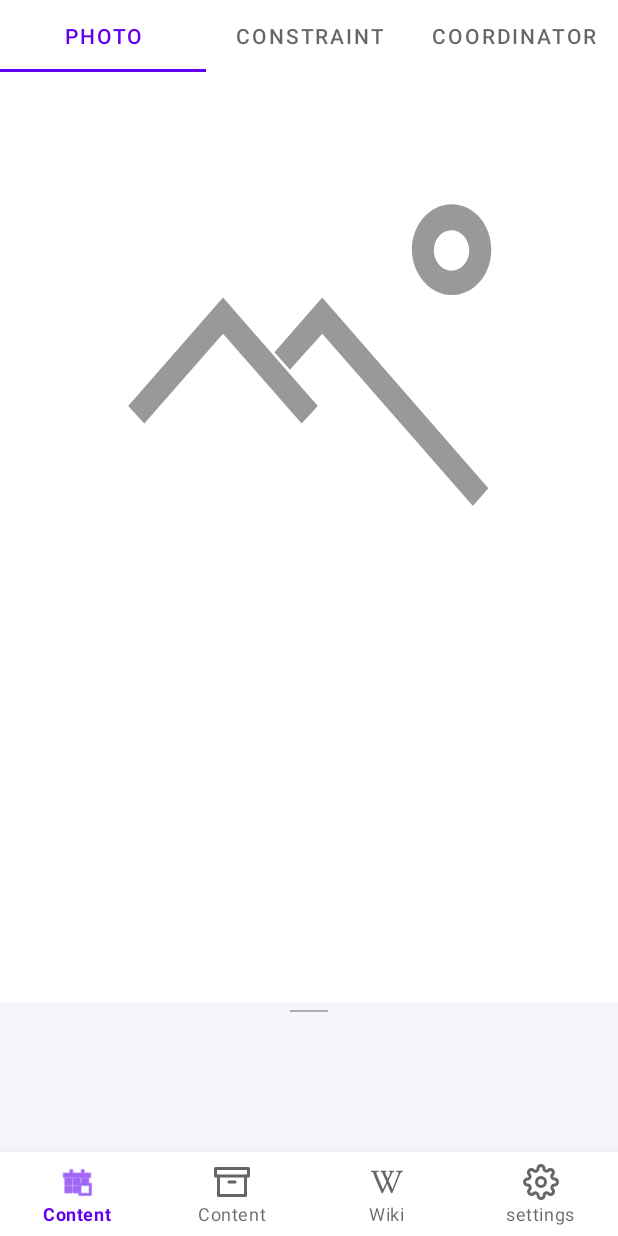
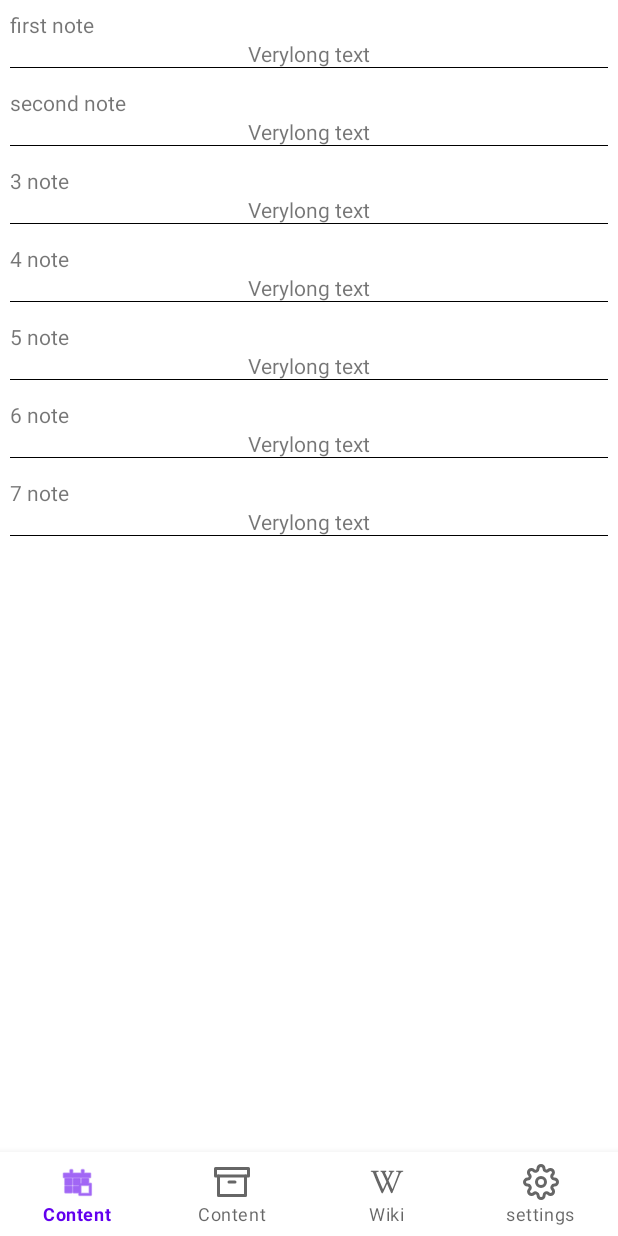
Before and after one commit to stark0m/NasaCustomApp, an Android app: the screen it shows after launch (MainActivity), on a phone screen of 412 x 824 dp. Run offline under Robolectric (Android 15) with nearby library versions, the phone set to English and light mode, and no system bars.

Commit message:
задание  6/ настроили ресайклервью для одного типа заметок

```diff
--- a/app/src/main/java/com/example/nasacustomapp/view/NasaFragment.kt
+++ b/app/src/main/java/com/example/nasacustomapp/view/NasaFragment.kt
@@ -7,6 +7,7 @@ import android.view.ViewGroup
 import androidx.fragment.app.Fragment
 import com.example.nasacustomapp.R
 import com.example.nasacustomapp.databinding.FragmentMainBinding
+import com.example.nasacustomapp.view.NotesPackage.NotesFragment
 import com.example.nasacustomapp.view.maincontent.ViewPagerFragment
 
 class NasaFragment : Fragment() {
@@ -34,13 +35,16 @@ class NasaFragment : Fragment() {
 
         setNavigationMenuListener()
         if (savedInstanceState == null) {
-            showFragment(ViewPagerFragment())
+            showFragment(NotesFragment.newInstance())
         }
     }
 
     private fun setNavigationMenuListener() {
         binding.bottomNavigationView.setOnItemSelectedListener {
             when (it.itemId) {
+                R.id.action_view_notes -> {
+                    showFragment(NotesFragment.newInstance()); true
+                }
                 R.id.action_view_earth -> {
                     showFragment(ViewPagerFragment.newInstance()); true
                 }
--- a/app/src/main/java/com/example/nasacustomapp/view/NotesPackage/NotesFragment.kt
+++ b/app/src/main/java/com/example/nasacustomapp/view/NotesPackage/NotesFragment.kt
@@ -6,6 +6,8 @@ import android.view.LayoutInflater
 import android.view.View
 import android.view.ViewGroup
 import androidx.lifecycle.ViewModelProvider
+import androidx.recyclerview.widget.LinearLayoutManager
+import androidx.recyclerview.widget.RecyclerView
 import com.example.nasacustomapp.databinding.FragmentNotesBinding
 import com.example.nasacustomapp.model.viewmodel.AppState
 import com.example.nasacustomapp.model.viewmodel.NasaViewModel
@@ -42,6 +44,7 @@ class NotesFragment : Fragment() {
         when (response) {
             is AppState.NotesReceived -> {
                 val noteList = response.noteList
+                binding.recyclerViewId.layoutManager=LinearLayoutManager(requireContext())
                 binding.recyclerViewId.adapter = rvAdapter(noteList)
 
             }
--- a/app/src/main/java/com/example/nasacustomapp/view/NotesPackage/rvAdapter.kt
+++ b/app/src/main/java/com/example/nasacustomapp/view/NotesPackage/rvAdapter.kt
@@ -1,17 +1,37 @@
 package com.example.nasacustomapp.view.NotesPackage
 
+import android.view.LayoutInflater
+import android.view.View
 import android.view.ViewGroup
 import androidx.recyclerview.widget.RecyclerView
+import com.example.nasacustomapp.databinding.SmallNoteLayoutBinding
 import com.example.nasacustomapp.utils.Note
 
-class rvAdapter(private val listData:List<Note>):RecyclerView.Adapter<RecyclerView.ViewHolder> (){
+class rvAdapter(private val listData: List<Note>) :
+    RecyclerView.Adapter<RecyclerView.ViewHolder>() {
+
     override fun onCreateViewHolder(parent: ViewGroup, viewType: Int): RecyclerView.ViewHolder {
-        TODO("Not yet implemented")
+        val binding = SmallNoteLayoutBinding.inflate(LayoutInflater.from(parent.context))
+        return SmallNoteViewHolder(binding)
     }
 
     override fun onBindViewHolder(holder: RecyclerView.ViewHolder, position: Int) {
-        TODO("Not yet implemented")
+        (holder as SmallNoteViewHolder).bind(listData[position])
     }
 
-    override fun getItemCount(): Int  = listData.size
+    override fun getItemCount(): Int = listData.size
+
+    class SmallNoteViewHolder(val binding: SmallNoteLayoutBinding) :
+        RecyclerView.ViewHolder(binding.root) {
+
+        fun bind(note: Note) {
+            binding.textNote.text = note.noteText
+            binding.descriptionNote.text = note.description
+        }
+
+    }
+
+
+
+
 }
--- a/app/src/main/java/com/example/nasacustomapp/view/maincontent/ContentViewPagerAdapterV2.kt
+++ b/app/src/main/java/com/example/nasacustomapp/view/maincontent/ContentViewPagerAdapterV2.kt
@@ -2,6 +2,7 @@ package com.example.nasacustomapp.view.maincontent
 
 import androidx.fragment.app.Fragment
 import androidx.viewpager2.adapter.FragmentStateAdapter
+import com.example.nasacustomapp.view.NotesPackage.NotesFragment
 
 class ContentViewPagerAdapterV2(fragment: Fragment) : FragmentStateAdapter(fragment) {
     private val fragments =
--- a/app/src/main/res/layout/small_note_layout.xml
+++ b/app/src/main/res/layout/small_note_layout.xml
@@ -3,7 +3,8 @@
     xmlns:app="http://schemas.android.com/apk/res-auto"
     xmlns:tools="http://schemas.android.com/tools"
     android:layout_width="match_parent"
-    android:layout_height="match_parent">
+    android:layout_height="match_parent"
+    android:padding="10px">
 
     <androidx.appcompat.widget.AppCompatTextView
         android:id="@+id/description_note"
@@ -20,4 +21,10 @@
         app:layout_constraintEnd_toEndOf="parent"
         app:layout_constraintStart_toStartOf="parent"
         app:layout_constraintTop_toBottomOf="@+id/description_note" />
+    <View
+        android:layout_width="match_parent"
+        android:layout_height="1px"
+        android:background="#000"
+        app:layout_constraintBottom_toBottomOf="@+id/text_note"
+        app:layout_constraintStart_toStartOf="parent" />
 </androidx.constraintlayout.widget.ConstraintLayout>
```
